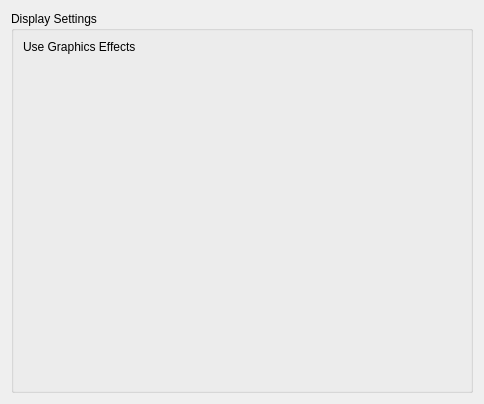
Before: the Qt Designer form cedar/processing/gui/UiSettings.ui in cedar/cedar, drawn with Qt 5.
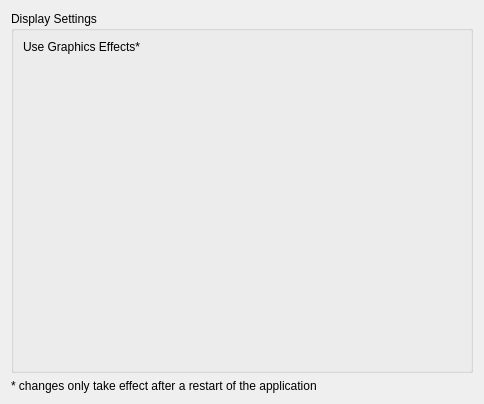
After: the same form once the commit is applied. Custom widgets are drawn as their Qt base class.

Commit message: First implementation of the UI settings dialog.

Diff of the .ui file:
```diff
--- a/cedar/processing/gui/UiSettings.ui
+++ b/cedar/processing/gui/UiSettings.ui
@@ -13,7 +13,7 @@
   <property name="windowTitle">
    <string>UI Settings</string>
   </property>
-  <layout class="QGridLayout" name="gridLayout">
+  <layout class="QGridLayout" name="gridLayout" rowstretch="1,0">
    <item row="0" column="0">
     <widget class="QGroupBox" name="groupBox">
      <property name="title">
@@ -26,7 +26,7 @@
          <string>Note: these effects may lead to rendering errors. If you experience many such errors, disable these effects.</string>
         </property>
         <property name="text">
-         <string>Use Graphics Effects</string>
+         <string>Use Graphics Effects*</string>
         </property>
        </widget>
       </item>
@@ -36,6 +36,13 @@
      </layout>
     </widget>
    </item>
+   <item row="1" column="0">
+    <widget class="QLabel" name="label_2">
+     <property name="text">
+      <string>* changes only take effect after a restart of the application</string>
+     </property>
+    </widget>
+   </item>
   </layout>
  </widget>
  <customwidgets>
```
The commit also changes 11 other files.
